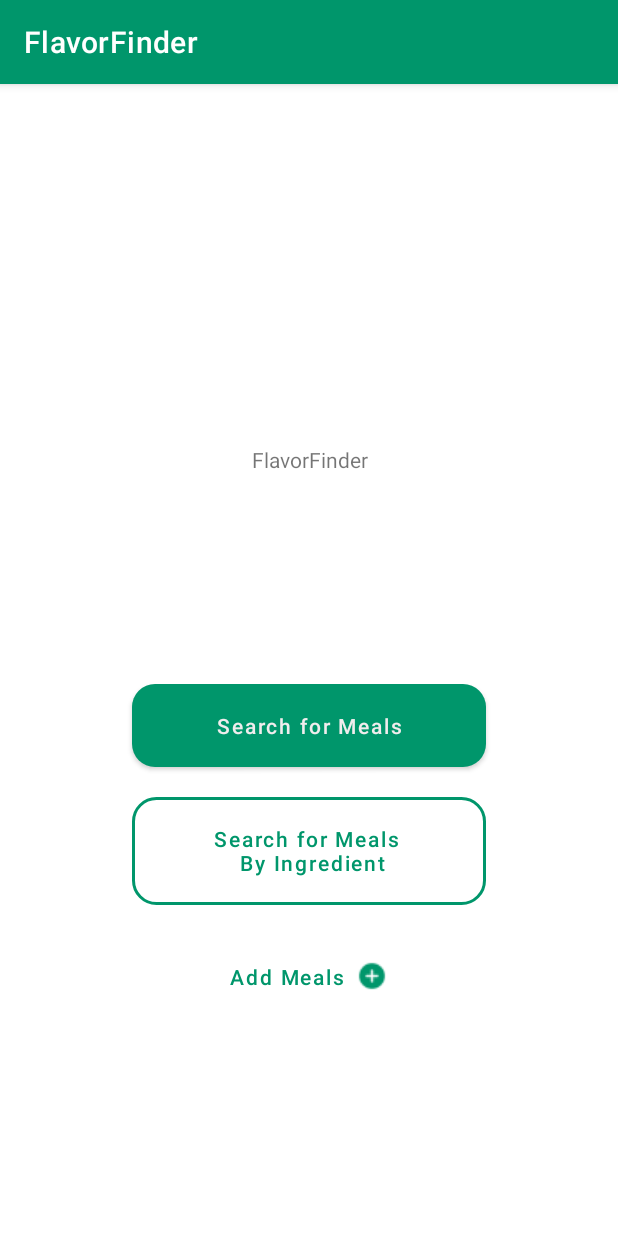
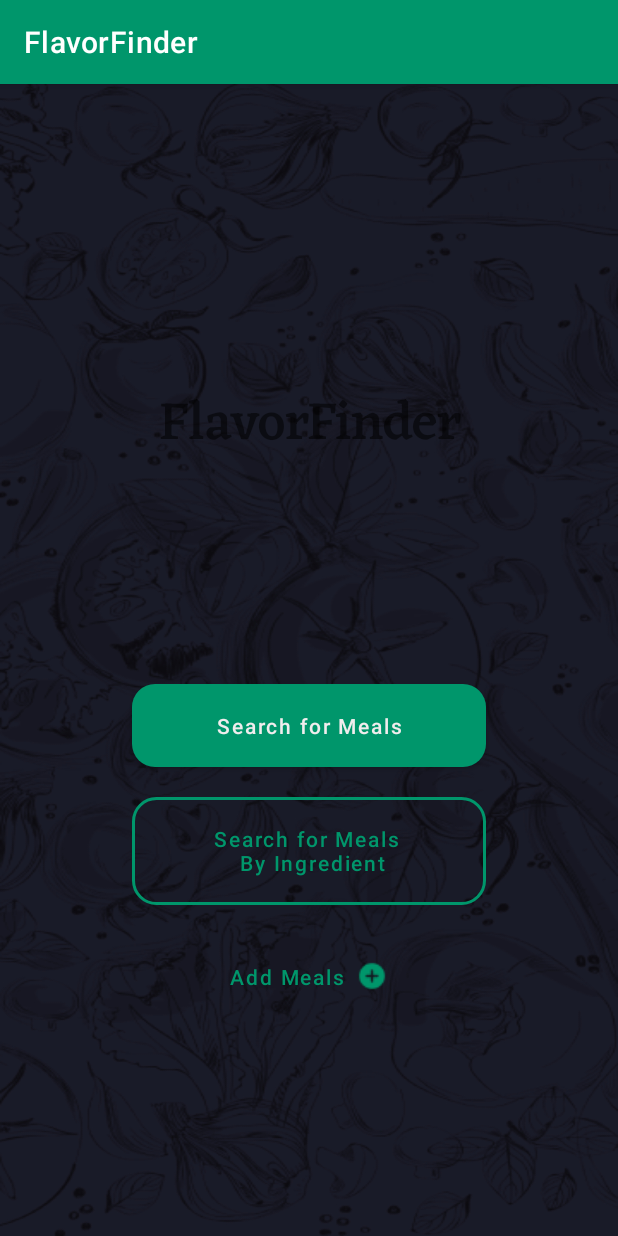
Before and after one commit to AakifAhmedd/MobileAppDev-CW2, an Android app: the screen it shows after launch (MainActivity), on a phone screen of 412 x 824 dp. Run offline under Robolectric (Android 15) with nearby library versions, the phone set to English and light mode, and no system bars.

Commit message:
new bg image for main activity

```diff
--- a/app/src/main/res/drawable-nodpi/_bg__main_screen_ek2_shape.xml
+++ /dev/null
@@ -1,6 +0,0 @@
-<?xml version="1.0" encoding="utf-8"?>
-<!-- _bg__main_screen_ek2 from your XD file. -->
-<shape xmlns:android="http://schemas.android.com/apk/res/android"
-	android:shape="rectangle" >
-	<solid android:color="@color/_bg__main_screen_ek2_color" />
-</shape>
--- a/app/src/main/res/layout/activity_main.xml
+++ b/app/src/main/res/layout/activity_main.xml
@@ -4,6 +4,7 @@
     xmlns:tools="http://schemas.android.com/tools"
     android:layout_width="match_parent"
     android:layout_height="match_parent"
+    android:background="@drawable/bg_img"
     tools:context=".MainActivity">
 
 
@@ -13,7 +14,8 @@
         android:layout_height="wrap_content"
         android:gravity="center"
         android:text="@string/app_name"
-        android:fontFamily="@font/"
+        android:fontFamily="@font/eczarm"
+        android:textSize="36sp"
         app:layout_constraintBottom_toTopOf="@+id/guideline"/>
 
     <LinearLayout
--- a/app/src/main/res/values/colors.xml
+++ b/app/src/main/res/values/colors.xml
@@ -3,7 +3,7 @@
 	<color name="colorPrimary">#00966B</color>
 	<color name="colorSecondary">#00796B</color>
 	<color name="colorPrimaryDark">#007856</color>
-	<color name="black">#10111D</color>
+	<color name="black">#000000</color>
 	<color name="white">#F0EDED</color>
 
 </resources>
```
Also changed, not shown: app/src/main/res/drawable/_1991013_1.png (deleted), app/src/main/res/drawable/bg_img.jpg (added), app/src/main/res/font/eczarm.ttf (renamed from app/src/main/res/font/Eczar-Medium.ttf).
